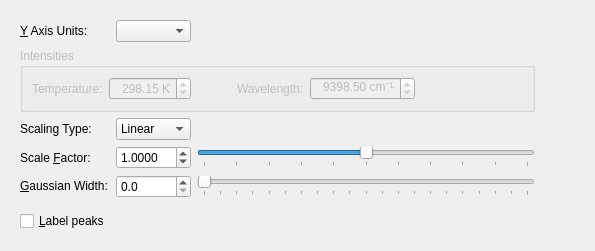
Before: the Qt Designer form libavogadro/src/extensions/spectratab_ir_raman.ui in cryos/avogadro, drawn with Qt 5.
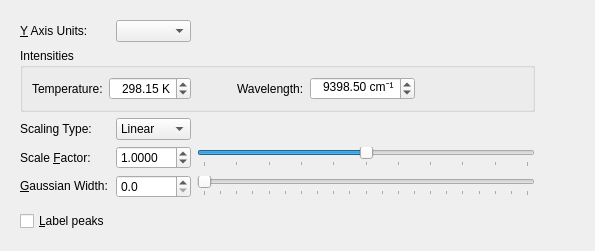
After: the same form once the commit is applied.

Commit message: Calculation of Raman intensities (not tested)

```diff
--- a/libavogadro/src/extensions/spectratab_ir_raman.ui
+++ b/libavogadro/src/extensions/spectratab_ir_raman.ui
@@ -271,7 +271,7 @@
       <item row="2" column="0" colspan="4">
        <widget class="QGroupBox" name="group_ramanIntensities">
         <property name="enabled">
-         <bool>false</bool>
+         <bool>true</bool>
         </property>
         <property name="sizePolicy">
          <sizepolicy hsizetype="Preferred" vsizetype="Preferred">
@@ -315,6 +315,9 @@
              <property name="suffix">
               <string> K</string>
              </property>
+             <property name="minimum">
+              <double>0.010000000000000</double>
+             </property>
              <property name="maximum">
               <double>1000.000000000000000</double>
              </property>
@@ -360,6 +363,9 @@
              <property name="suffix">
               <string> cm⁻¹</string>
              </property>
+             <property name="minimum">
+              <double>0.010000000000000</double>
+             </property>
              <property name="maximum">
               <double>20000.000000000000000</double>
              </property>
```
The commit also changes 2 other files.
